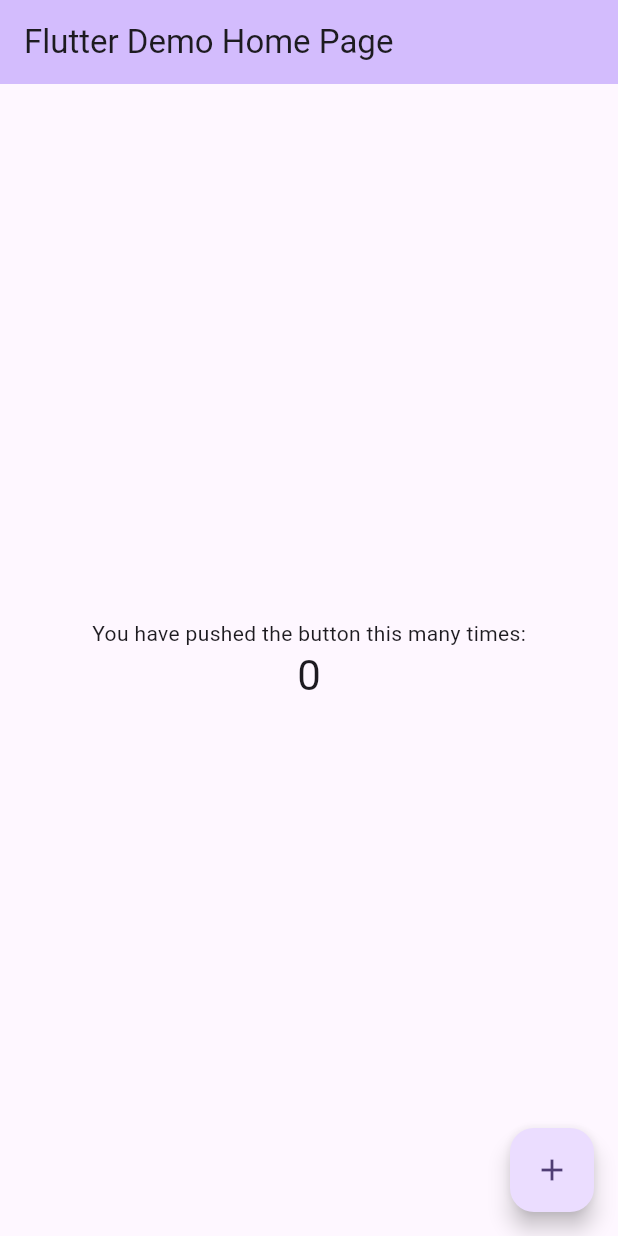
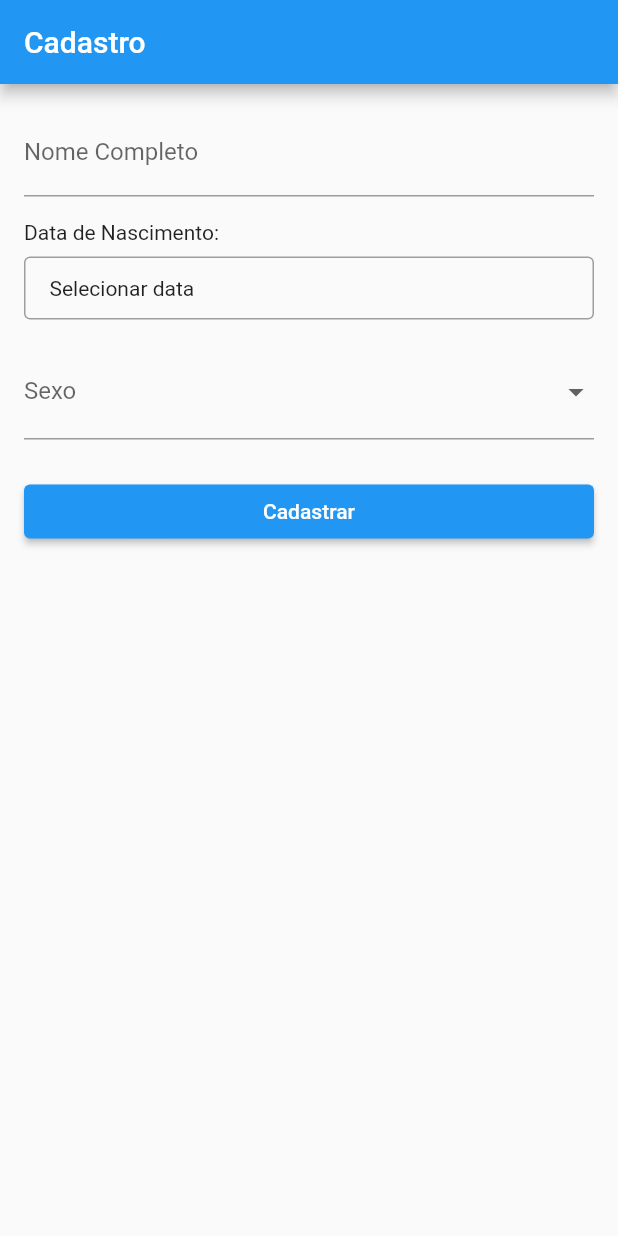
Before and after one commit to GuilhermeLimaUniRV/FlutterProject, a Flutter app: the screen it shows after launch, on a phone screen of 412 x 824 dp. Run offline on Flutter 3.47's test engine with Material 3 defaults, Android fonts, the light colour scheme and no system bars.

Commit message:
implementação app cadastro

```diff
--- a/lib/main.dart
+++ b/lib/main.dart
@@ -1,122 +1,12 @@
 import 'package:flutter/material.dart';
+import 'package:novoprojeto/primeiraTela.dart';
 
 void main() {
-  runApp(const MyApp());
+  runApp(
+    MaterialApp(
+      title: 'Formulario',
+      home: FormularioCadastro(),
+      theme: ThemeData(useMaterial3: false),
+    ),
+  );
 }
-
-class MyApp extends StatelessWidget {
-  const MyApp({super.key});
-
-  // This widget is the root of your application.
-  @override
-  Widget build(BuildContext context) {
-    return MaterialApp(
-      title: 'Flutter Demo',
-      theme: ThemeData(
-        // This is the theme of your application.
-        //
-        // TRY THIS: Try running your application with "flutter run". You'll see
-        // the application has a purple toolbar. Then, without quitting the app,
-        // try changing the seedColor in the colorScheme below to Colors.green
-        // and then invoke "hot reload" (save your changes or press the "hot
-        // reload" button in a Flutter-supported IDE, or press "r" if you used
-        // the command line to start the app).
-        //
-        // Notice that the counter didn't reset back to zero; the application
-        // state is not lost during the reload. To reset the state, use hot
-        // restart instead.
-        //
-        // This works for code too, not just values: Most code changes can be
-        // tested with just a hot reload.
-        colorScheme: ColorScheme.fromSeed(seedColor: Colors.deepPurple),
-      ),
-      home: const MyHomePage(title: 'Flutter Demo Home Page'),
-    );
-  }
-}
-
-class MyHomePage extends StatefulWidget {
-  const MyHomePage({super.key, required this.title});
-
-  // This widget is the home page of your application. It is stateful, meaning
-  // that it has a State object (defined below) that contains fields that affect
-  // how it looks.
-
-  // This class is the configuration for the state. It holds the values (in this
-  // case the title) provided by the parent (in this case the App widget) and
-  // used by the build method of the State. Fields in a Widget subclass are
-  // always marked "final".
-
-  final String title;
-
-  @override
-  State<MyHomePage> createState() => _MyHomePageState();
-}
-
-class _MyHomePageState extends State<MyHomePage> {
-  int _counter = 0;
-
-  void _incrementCounter() {
-    setState(() {
-      // This call to setState tells the Flutter framework that something has
-      // changed in this State, which causes it to rerun the build method below
-      // so that the display can reflect the updated values. If we changed
-      // _counter without calling setState(), then the build method would not be
-      // called again, and so nothing would appear to happen.
-      _counter++;
-    });
-  }
-
-  @override
-  Widget build(BuildContext context) {
-    // This method is rerun every time setState is called, for instance as done
-    // by the _incrementCounter method above.
-    //
-    // The Flutter framework has been optimized to make rerunning build methods
-    // fast, so that you can just rebuild anything that needs updating rather
-    // than having to individually change instances of widgets.
-    return Scaffold(
-      appBar: AppBar(
-        // TRY THIS: Try changing the color here to a specific color (to
-        // Colors.amber, perhaps?) and trigger a hot reload to see the AppBar
-        // change color while the other colors stay the same.
-        backgroundColor: Theme.of(context).colorScheme.inversePrimary,
-        // Here we take the value from the MyHomePage object that was created by
-        // the App.build method, and use it to set our appbar title.
-        title: Text(widget.title),
-      ),
-      body: Center(
-        // Center is a layout widget. It takes a single child and positions it
-        // in the middle of the parent.
-        child: Column(
-          // Column is also a layout widget. It takes a list of children and
-          // arranges them vertically. By default, it sizes itself to fit its
-          // children horizontally, and tries to be as tall as its parent.
-          //
-          // Column has various properties to control how it sizes itself and
-          // how it positions its children. Here we use mainAxisAlignment to
-          // center the children vertically; the main axis here is the vertical
-          // axis because Columns are vertical (the cross axis would be
-          // horizontal).
-          //
-          // TRY THIS: Invoke "debug painting" (choose the "Toggle Debug Paint"
-          // action in the IDE, or press "p" in the console), to see the
-          // wireframe for each widget.
-          mainAxisAlignment: MainAxisAlignment.center,
-          children: <Widget>[
-            const Text('You have pushed the button this many times:'),
-            Text(
-              '$_counter',
-              style: Theme.of(context).textTheme.headlineMedium,
-            ),
-          ],
-        ),
-      ),
-      floatingActionButton: FloatingActionButton(
-        onPressed: _incrementCounter,
-        tooltip: 'Increment',
-        child: const Icon(Icons.add),
-      ), // This trailing comma makes auto-formatting nicer for build methods.
-    );
-  }
-}
--- /dev/null
+++ b/lib/primeiraTela.dart
@@ -0,0 +1,138 @@
+import 'package:flutter/material.dart';
+
+class FormularioCadastro extends StatefulWidget {
+  const FormularioCadastro({super.key});
+
+  @override
+  State<FormularioCadastro> createState() => _FormularioCadastroState();
+}
+
+class _FormularioCadastroState extends State<FormularioCadastro> {
+  final _formKey = GlobalKey<FormState>();
+  final _nomeController = TextEditingController();
+
+  DateTime? _dataNascimento;
+  String? _sexoSelecionado;
+
+  int calcularIdade(DateTime nascimento) {
+    final hoje = DateTime.now();
+    int idade = hoje.year - nascimento.year;
+    if (hoje.month < nascimento.month ||
+        (hoje.month == nascimento.month && hoje.day < nascimento.day)) {
+      idade--;
+    }
+    return idade;
+  }
+
+  @override
+  Widget build(BuildContext context) {
+    return Scaffold(
+      appBar: AppBar(title: const Text("Cadastro")),
+      body: Padding(
+        padding: const EdgeInsets.all(16.0),
+        child: Form(
+          key: _formKey,
+          child: ListView(
+            children: [
+              TextFormField(
+                controller: _nomeController,
+                decoration: const InputDecoration(labelText: "Nome Completo"),
+                validator: (value) {
+                  if (value == null || value.isEmpty) {
+                    return 'Informe o nome completo';
+                  }
+                  return null;
+                },
+              ),
+              const SizedBox(height: 16),
+              const Text("Data de Nascimento:"),
+              const SizedBox(height: 8),
+              InkWell(
+                onTap: () async {
+                  DateTime? selecionada = await showDatePicker(
+                    context: context,
+                    initialDate: DateTime(2000, 1, 1),
+                    firstDate: DateTime(1900),
+                    lastDate: DateTime.now(),
+                  );
+                  if (selecionada != null) {
+                    setState(() {
+                      _dataNascimento = selecionada;
+                    });
+                  }
+                },
+                child: Container(
+                  padding: const EdgeInsets.symmetric(
+                    vertical: 12,
+                    horizontal: 16,
+                  ),
+                  decoration: BoxDecoration(
+                    border: Border.all(color: Colors.grey),
+                    borderRadius: BorderRadius.circular(4),
+                  ),
+                  child: Text(
+                    _dataNascimento == null
+                        ? "Selecionar data"
+                        : "${_dataNascimento!.day}/${_dataNascimento!.month}/${_dataNascimento!.year}",
+                  ),
+                ),
+              ),
+              const SizedBox(height: 16),
+              DropdownButtonFormField<String>(
+                value: _sexoSelecionado,
+                decoration: const InputDecoration(labelText: "Sexo"),
+                items: const [
+                  DropdownMenuItem(value: 'Homem', child: Text("Homem")),
+                  DropdownMenuItem(value: 'Mulher', child: Text("Mulher")),
+                ],
+                onChanged: (value) {
+                  setState(() {
+                    _sexoSelecionado = value;
+                  });
+                },
+                validator: (value) {
+                  if (value == null || value.isEmpty) {
+                    return 'Selecione o sexo';
+                  }
+                  return null;
+                },
+              ),
+              const SizedBox(height: 24),
+              ElevatedButton(
+                onPressed: () {
+                  if (_formKey.currentState!.validate()) {
+                    if (_dataNascimento == null) {
+                      ScaffoldMessenger.of(context).showSnackBar(
+                        const SnackBar(
+                          content: Text('Selecione a data de nascimento'),
+                        ),
+                      );
+                      return;
+                    }
+
+                    final idade = calcularIdade(_dataNascimento!);
+                    if (idade < 18) {
+                      ScaffoldMessenger.of(context).showSnackBar(
+                        const SnackBar(
+                          content: Text('É necessário ter mais de 18 anos'),
+                        ),
+                      );
+                      return;
+                    }
+
+                    ScaffoldMessenger.of(context).showSnackBar(
+                      const SnackBar(
+                        content: Text('Cadastro realizado com sucesso!'),
+                      ),
+                    );
+                  }
+                },
+                child: const Text("Cadastrar"),
+              ),
+            ],
+          ),
+        ),
+      ),
+    );
+  }
+}
```
Also changed, not shown: lib/bemVindo.dart (added, +10 -0 lines).
